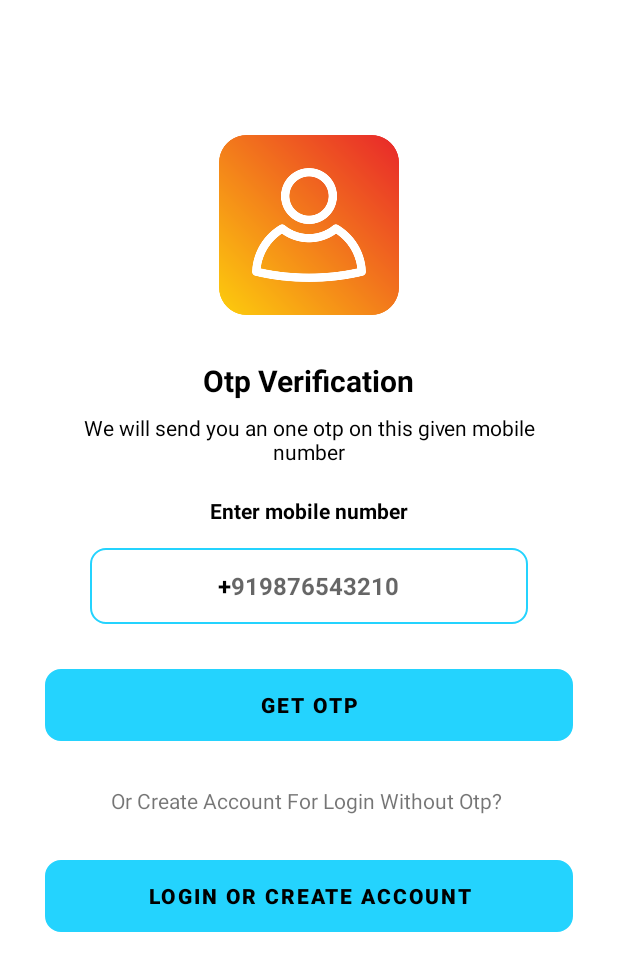
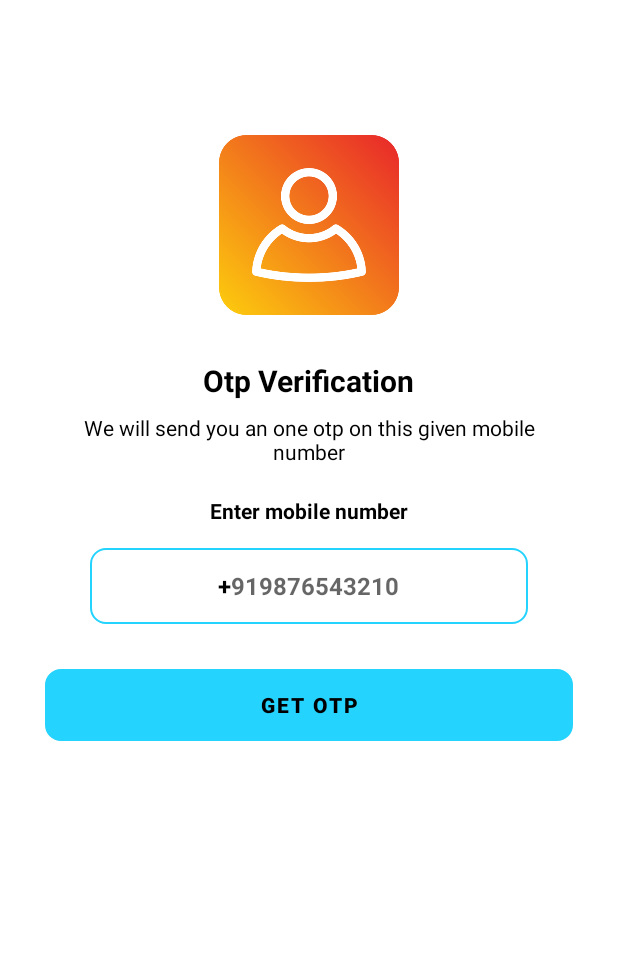
Before and after one commit to Shubhamkalamkar/Notes-android-app, an Android app: the EnterMobileNumber screen opened directly, with no data from a screen before it, on a phone screen of 412 x 824 dp. Shown: the top 971 px of the screen. Run offline under Robolectric (Android 15) with nearby library versions, the phone set to English and light mode, and no system bars; our stand-ins replace Firebase (no records; nobody signed in at launch, a user with empty details on screens opened directly).

Commit message:
new features

```diff
--- a/app/build.gradle
+++ b/app/build.gradle
@@ -10,8 +10,8 @@ android {
         applicationId "com.shubham.notebook"
         minSdk 21
         targetSdk 32
-        versionCode 1
-        versionName "1.0"
+        versionCode 2
+        versionName "1.1"
 
         testInstrumentationRunner "androidx.test.runner.AndroidJUnitRunner"
     }
@@ -41,4 +41,5 @@ dependencies {
     testImplementation 'junit:junit:4.13.2'
     androidTestImplementation 'androidx.test.ext:junit:1.1.3'
     androidTestImplementation 'androidx.test.espresso:espresso-core:3.4.0'
+    implementation 'com.hbb20:ccp:2.5.0'
 }
--- a/app/src/main/java/com/shubham/notebook/CreateAccountActivity.java
+++ b/app/src/main/java/com/shubham/notebook/CreateAccountActivity.java
@@ -63,7 +63,7 @@ public class CreateAccountActivity extends AppCompatActivity {
                 changeInProgress(false);
                 if (task.isSuccessful()){
                     //account created
-                    utility.showToast(CreateAccountActivity.this,"Succesful, check email");
+                    utility.showToast(CreateAccountActivity.this,"Succesful, check your email and verify email");
                     firebaseAuth.getCurrentUser().sendEmailVerification();
                     firebaseAuth.signOut();
                     finish();
--- a/app/src/main/java/com/shubham/notebook/EnterMobileNumber.java
+++ b/app/src/main/java/com/shubham/notebook/EnterMobileNumber.java
@@ -20,7 +20,8 @@ import java.util.concurrent.TimeUnit;
 public class EnterMobileNumber extends AppCompatActivity {
 
     EditText enterNumber,countryCode;
-    Button getOtpButton, loginLinkBtn;
+    Button getOtpButton;
+//    Button loginLinkBtn;
     ProgressBar enterMobileProgressBar;
 
     @Override
@@ -32,16 +33,17 @@ public class EnterMobileNumber extends AppCompatActivity {
         enterNumber = findViewById(R.id.mobile_number);
         getOtpButton = findViewById(R.id.enter_mobile_btn);
         enterMobileProgressBar = findViewById(R.id.progress_bar_sending_otp);
-        loginLinkBtn = findViewById(R.id.login_link_btn);
+//        loginLinkBtn = findViewById(R.id.login_link_btn);
 
 
-        loginLinkBtn.setOnClickListener(new View.OnClickListener() {
-            @Override
-            public void onClick(View view) {
-                Intent intent = new Intent(getApplicationContext(),LoginActivity.class);
-                startActivity(intent);
-            }
-        });
+//        loginLinkBtn.setOnClickListener(new View.OnClickListener() {
+//            @Override
+//            public void onClick(View view) {
+//                Intent intent = new Intent(getApplicationContext(),LoginActivity.class);
+//                startActivity(intent);
+//                finish();
+//            }
+//        });
 
         getOtpButton.setOnClickListener(new View.OnClickListener() {
             @Override
@@ -82,6 +84,7 @@ public class EnterMobileNumber extends AppCompatActivity {
                                             intent.putExtra("mobile", enterNumber.getText().toString());
                                             intent.putExtra("backendotp", backendotp);
                                             startActivity(intent);
+                                            finish();
                                         }
                                     }
                             );
--- a/app/src/main/java/com/shubham/notebook/VerifyOtp.java
+++ b/app/src/main/java/com/shubham/notebook/VerifyOtp.java
@@ -84,6 +84,7 @@ public class VerifyOtp extends AppCompatActivity {
                                     // finish activity like finish()
                                     intent.setFlags(Intent.FLAG_ACTIVITY_NEW_TASK|Intent.FLAG_ACTIVITY_CLEAR_TASK);
                                     startActivity(intent);
+                                    finish();
                                 }else {
                                     utility.showToast(VerifyOtp.this,"Enter Correct OTP");
                                 }
--- a/app/src/main/res/layout/activity_enter_mobile_number.xml
+++ b/app/src/main/res/layout/activity_enter_mobile_number.xml
@@ -134,30 +134,30 @@
 
         </FrameLayout>
 
-        <LinearLayout
-            android:layout_width="match_parent"
-            android:layout_height="wrap_content"
-            android:layout_below="@id/form_layout"
-            android:orientation="horizontal"
-            android:gravity="center">
+<!--        <LinearLayout-->
+<!--            android:layout_width="match_parent"-->
+<!--            android:layout_height="wrap_content"-->
+<!--            android:layout_below="@id/form_layout"-->
+<!--            android:orientation="horizontal"-->
+<!--            android:gravity="center">-->
 
-            <TextView
-                android:layout_width="wrap_content"
-                android:layout_height="wrap_content"
-                android:text="Or Create Account For Login Without Otp? "/>
+<!--            <TextView-->
+<!--                android:layout_width="wrap_content"-->
+<!--                android:layout_height="wrap_content"-->
+<!--                android:text="Or Create Account For Login Without Otp? "/>-->
 
 
-        </LinearLayout>
-        <Button
-            android:layout_width="match_parent"
-            android:layout_height="wrap_content"
-            android:id="@+id/login_link_btn"
-            android:text="Login Or Create Account"
-            android:layout_margin="30dp"
-            android:textColor="@color/black"
-            android:textStyle="bold"
-            android:background="@drawable/rounded_corner"
-            />
+<!--        </LinearLayout>-->
+<!--        <Button-->
+<!--            android:layout_width="match_parent"-->
+<!--            android:layout_height="wrap_content"-->
+<!--            android:id="@+id/login_link_btn"-->
+<!--            android:text="Login Or Create Account"-->
+<!--            android:layout_margin="30dp"-->
+<!--            android:textColor="@color/black"-->
+<!--            android:textStyle="bold"-->
+<!--            android:background="@drawable/rounded_corner"-->
+<!--            />-->
 
     </LinearLayout>
 
--- a/app/src/main/res/layout/activity_main.xml
+++ b/app/src/main/res/layout/activity_main.xml
@@ -19,13 +19,13 @@
         android:id="@+id/title_bar_layout">
 
         <TextView
+            android:id="@+id/title"
             android:layout_width="wrap_content"
             android:layout_height="wrap_content"
-            android:id="@+id/title"
             android:text="Notes"
+            android:textColor="@color/white"
             android:textSize="32sp"
-            android:textColor="@color/white"
-            android:textStyle="bold"/>
+            android:textStyle="bold" />
 
         <ImageView
             android:id="@+id/menu_btn"
```
Also changed, not shown: app/src/main/java/com/shubham/notebook/LoginActivity.java (+13 -4 lines), app/src/main/java/com/shubham/notebook/SplashActivity.java (+20 -5 lines), 3 other files.
